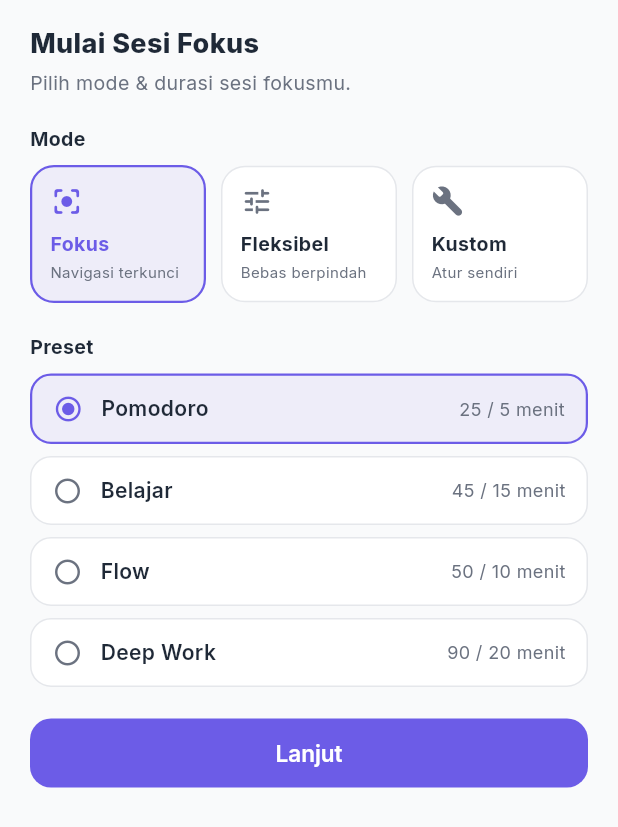
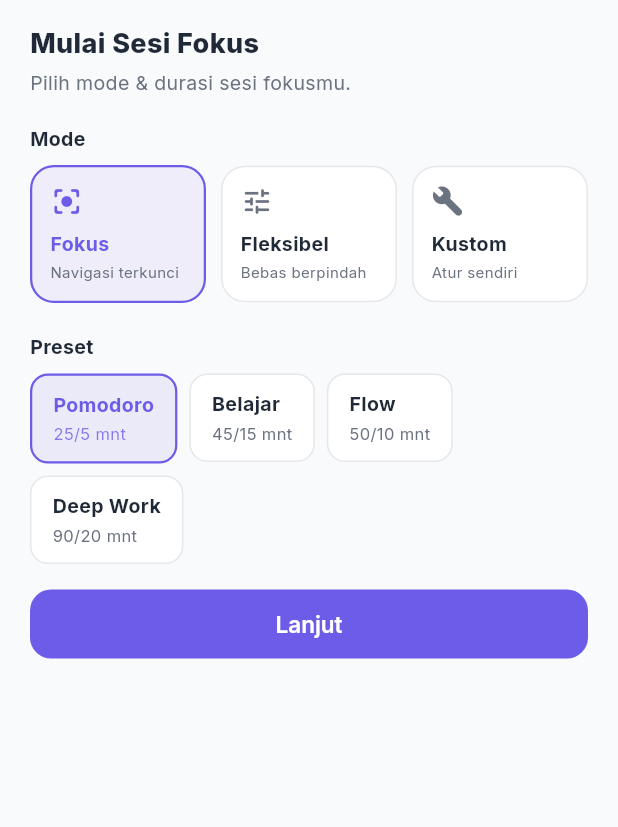
Before and after one commit to Frhannnnn/Todo-list-aplication-beta-, a Flutter app: the _FocusModeSheet widget shown alone on an empty page, opened directly, on a phone screen of 412 x 824 dp. Shown: the top 827 px of the screen. Run offline on Flutter 3.47's test engine with Material 3 defaults, Android fonts, the phone set to English and light mode, and no system bars; our stand-ins replace file_picker, flutter_local_notifications, google_fonts, share_plus, shared_preferences, timezone and 2 more; accounts and stored records are empty.

Commit message:
refactor(focus): preset jadi chip horizontal di Mode sheet
Ganti daftar radio vertikal 4-baris menjadi Wrap chip ringkas
agar sheet pemilihan mode lebih padat dan tidak ramai.

Co-Authored-By: Claude Opus 4.8 <noreply@anthropic.com>

```diff
--- a/lib/screens/focus/focus_mode_sheet.dart
+++ b/lib/screens/focus/focus_mode_sheet.dart
@@ -107,8 +107,12 @@ class _FocusModeSheetState extends State<_FocusModeSheet> {
             ] else ...[
               const Text('Preset', style: _sectionLabel),
               const SizedBox(height: 8),
-              ...kFocusPresets.map(_presetTile),
-              const SizedBox(height: 12),
+              Wrap(
+                spacing: 8,
+                runSpacing: 8,
+                children: kFocusPresets.map(_presetChip).toList(),
+              ),
+              const SizedBox(height: 16),
               SizedBox(
                 width: double.infinity,
                 child: ElevatedButton(
@@ -168,45 +172,40 @@ class _FocusModeSheetState extends State<_FocusModeSheet> {
     );
   }
 
-  Widget _presetTile(FocusPreset preset) {
+  Widget _presetChip(FocusPreset preset) {
     final selected = _preset.name == preset.name;
-    return Padding(
-      padding: const EdgeInsets.only(bottom: 8),
-      child: InkWell(
+    return InkWell(
       onTap: () => setState(() => _preset = preset),
-        borderRadius: BorderRadius.circular(14),
+      borderRadius: BorderRadius.circular(12),
       child: Container(
-          padding: const EdgeInsets.symmetric(horizontal: 14, vertical: 12),
+        padding: const EdgeInsets.symmetric(horizontal: 14, vertical: 10),
         decoration: BoxDecoration(
           color: selected
-                ? AppTheme.primary.withValues(alpha: 0.08)
+              ? AppTheme.primary.withValues(alpha: 0.1)
               : Colors.white,
-            borderRadius: BorderRadius.circular(14),
+          borderRadius: BorderRadius.circular(12),
           border: Border.all(
               color: selected ? AppTheme.primary : AppTheme.border,
               width: selected ? 1.5 : 1),
         ),
-          child: Row(
+        child: Column(
+          crossAxisAlignment: CrossAxisAlignment.start,
+          mainAxisSize: MainAxisSize.min,
           children: [
-              Icon(
-                  selected
-                      ? Icons.radio_button_checked
-                      : Icons.radio_button_unchecked,
-                  color: selected ? AppTheme.primary : AppTheme.textSecondary,
-                  size: 20),
-              const SizedBox(width: 12),
-              Expanded(
-                child: Text(preset.name,
-                    style: const TextStyle(
-                        fontSize: 14,
-                        fontWeight: FontWeight.w600,
-                        color: AppTheme.textPrimary)),
-              ),
-              Text('${preset.focusMinutes} / ${preset.breakMinutes} menit',
-                  style: const TextStyle(
-                      fontSize: 12, color: AppTheme.textSecondary)),
+            Text(preset.name,
+                style: TextStyle(
+                    fontSize: 13,
+                    fontWeight: FontWeight.w700,
+                    color:
+                        selected ? AppTheme.primary : AppTheme.textPrimary)),
+            const SizedBox(height: 2),
+            Text('${preset.focusMinutes}/${preset.breakMinutes} mnt',
+                style: TextStyle(
+                    fontSize: 11,
+                    color: selected
+                        ? AppTheme.primary.withValues(alpha: 0.8)
+                        : AppTheme.textSecondary)),
           ],
-          ),
         ),
       ),
     );
```
Lines whose indentation alone changed are shown as unchanged.
